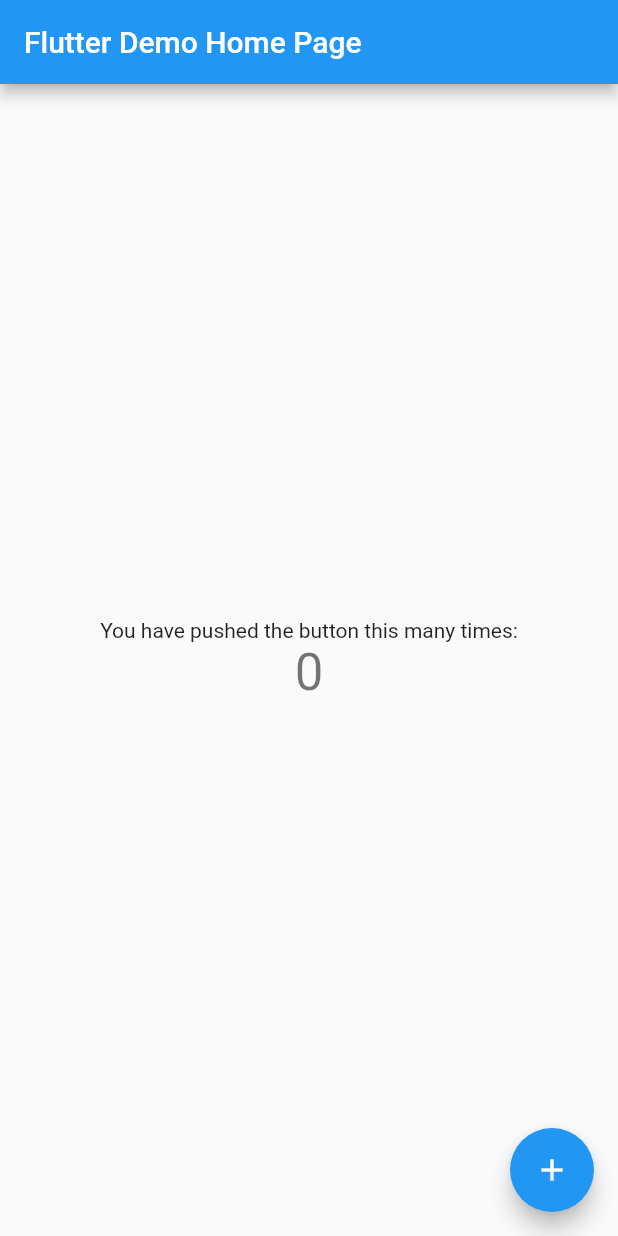
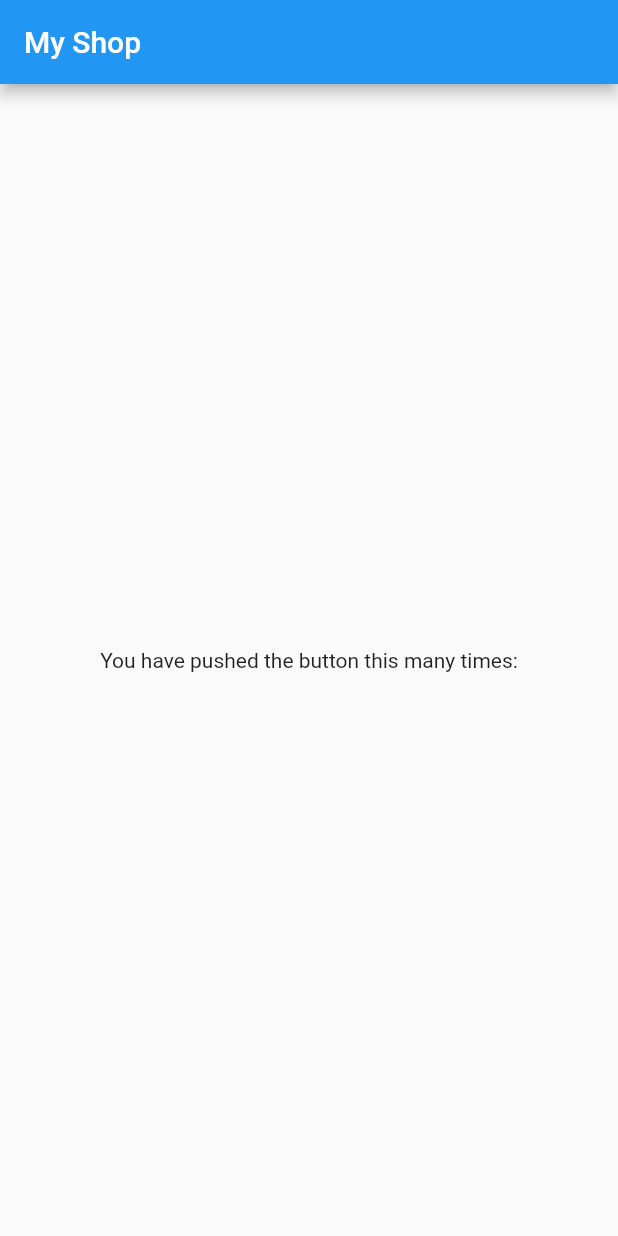
Before and after one commit to giaophan3011/shop_app, a Flutter app: the screen it shows after launch, on a phone screen of 412 x 824 dp. Run offline on Flutter 3.47's test engine with Material 2 defaults, Android fonts, the phone set to English and light mode, and no system bars.

```diff
--- a/lib/main.dart
+++ b/lib/main.dart
@@ -3,109 +3,37 @@ import 'package:flutter/material.dart';
 void main() => runApp(MyApp());
 
 class MyApp extends StatelessWidget {
-  // This widget is the root of your application.
   @override
   Widget build(BuildContext context) {
     return MaterialApp(
-      title: 'Flutter Demo',
+      title: 'My Shop',
       theme: ThemeData(
-        // This is the theme of your application.
-        //
-        // Try running your application with "flutter run". You'll see the
-        // application has a blue toolbar. Then, without quitting the app, try
-        // changing the primarySwatch below to Colors.green and then invoke
-        // "hot reload" (press "r" in the console where you ran "flutter run",
-        // or simply save your changes to "hot reload" in a Flutter IDE).
-        // Notice that the counter didn't reset back to zero; the application
-        // is not restarted.
         primarySwatch: Colors.blue,
       ),
-      home: MyHomePage(title: 'Flutter Demo Home Page'),
+      home: MyHomePage(title: 'My Shop'),
     );
   }
 }
 
-class MyHomePage extends StatefulWidget {
+class MyHomePage extends StatelessWidget {
+  final String title;
   MyHomePage({Key key, this.title}) : super(key: key);
-
-  // This widget is the home page of your application. It is stateful, meaning
-  // that it has a State object (defined below) that contains fields that affect
-  // how it looks.
-
-  // This class is the configuration for the state. It holds the values (in this
-  // case the title) provided by the parent (in this case the App widget) and
-  // used by the build method of the State. Fields in a Widget subclass are
-  // always marked "final".
-
-  final String title;
-
-  @override
-  _MyHomePageState createState() => _MyHomePageState();
-}
-
-class _MyHomePageState extends State<MyHomePage> {
-  int _counter = 0;
-
-  void _incrementCounter() {
-    setState(() {
-      // This call to setState tells the Flutter framework that something has
-      // changed in this State, which causes it to rerun the build method below
-      // so that the display can reflect the updated values. If we changed
-      // _counter without calling setState(), then the build method would not be
-      // called again, and so nothing would appear to happen.
-      _counter++;
-    });
-  }
-
   @override
   Widget build(BuildContext context) {
-    // This method is rerun every time setState is called, for instance as done
-    // by the _incrementCounter method above.
-    //
-    // The Flutter framework has been optimized to make rerunning build methods
-    // fast, so that you can just rebuild anything that needs updating rather
-    // than having to individually change instances of widgets.
     return Scaffold(
       appBar: AppBar(
-        // Here we take the value from the MyHomePage object that was created by
-        // the App.build method, and use it to set our appbar title.
-        title: Text(widget.title),
+        title: Text(title),
       ),
       body: Center(
-        // Center is a layout widget. It takes a single child and positions it
-        // in the middle of the parent.
         child: Column(
-          // Column is also a layout widget. It takes a list of children and
-          // arranges them vertically. By default, it sizes itself to fit its
-          // children horizontally, and tries to be as tall as its parent.
-          //
-          // Invoke "debug painting" (press "p" in the console, choose the
-          // "Toggle Debug Paint" action from the Flutter Inspector in Android
-          // Studio, or the "Toggle Debug Paint" command in Visual Studio Code)
-          // to see the wireframe for each widget.
-          //
-          // Column has various properties to control how it sizes itself and
-          // how it positions its children. Here we use mainAxisAlignment to
-          // center the children vertically; the main axis here is the vertical
-          // axis because Columns are vertical (the cross axis would be
-          // horizontal).
           mainAxisAlignment: MainAxisAlignment.center,
           children: <Widget>[
             Text(
               'You have pushed the button this many times:',
             ),
-            Text(
-              '$_counter',
-              style: Theme.of(context).textTheme.display1,
-            ),
           ],
         ),
       ),
-      floatingActionButton: FloatingActionButton(
-        onPressed: _incrementCounter,
-        tooltip: 'Increment',
-        child: Icon(Icons.add),
-      ), // This trailing comma makes auto-formatting nicer for build methods.
     );
   }
 }
```
Also changed, not shown: lib/models/product.dart (added, +17 -0 lines), lib/screens/products_overview_screen.dart (added, +55 -0 lines).
